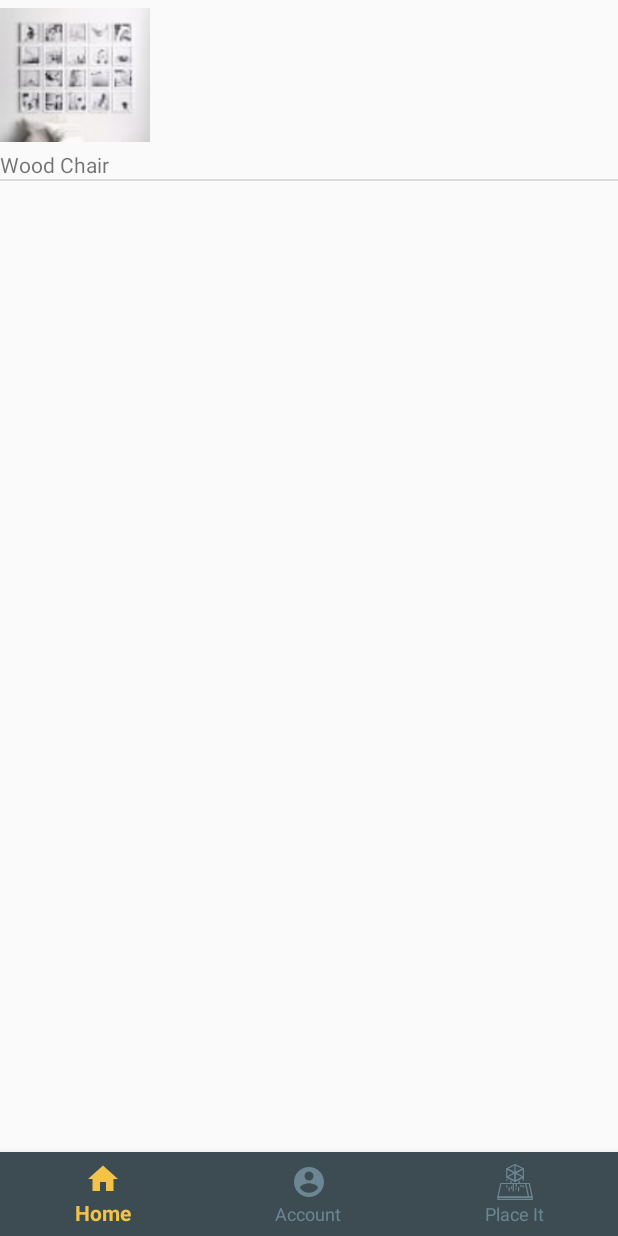
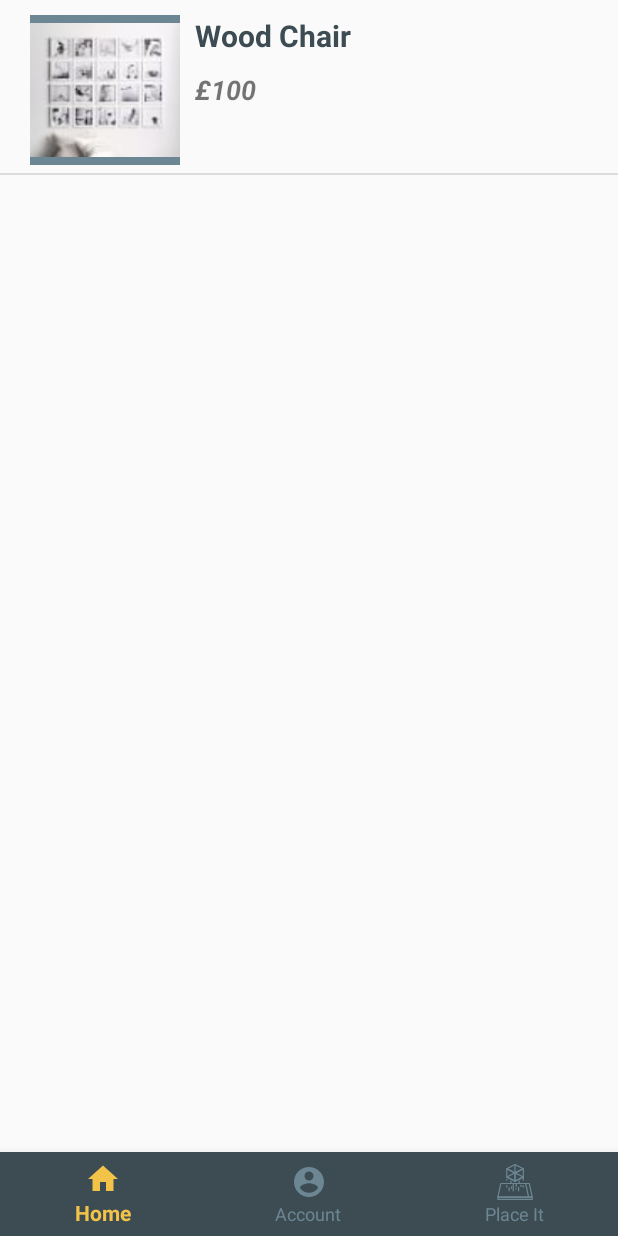
Before and after one commit to trantanhdev/happy_furniture, an Android app: the screen it shows after launch (IndexActivity), on a phone screen of 412 x 824 dp. Run offline under Robolectric (Android 15) with nearby library versions, the phone set to English and light mode, and no system bars; our stand-ins replace Dagger/Hilt's generated code, navigation-ui.

Commit message:
Custom product row

```diff
--- a/app/src/main/res/layout/row_product.xml
+++ b/app/src/main/res/layout/row_product.xml
@@ -1,17 +1,41 @@
 <?xml version="1.0" encoding="utf-8"?>
 <LinearLayout xmlns:android="http://schemas.android.com/apk/res/android"
-    android:orientation="vertical" android:layout_width="match_parent"
-    android:layout_height="match_parent">
+    android:orientation="horizontal" android:layout_width="match_parent"
+    android:layout_height="match_parent"
+    android:paddingTop="10dp"
+    android:paddingLeft="20dp"
+    android:paddingBottom="5dp">
 
   <ImageView
       android:id="@+id/img_profile"
       android:layout_width="100dp"
-      android:layout_height="100dp">
+      android:layout_height="100dp"
+      android:src="@drawable/f_1_1"
+      android:background="@color/colorPrimary"
+      android:layout_marginRight="10dp">
   </ImageView>
-  <TextView
-      android:id="@+id/name"
+
+  <LinearLayout
       android:layout_width="wrap_content"
       android:layout_height="wrap_content"
-      android:text="name">
-  </TextView>
+      android:orientation="vertical">
+    <TextView
+        android:id="@+id/name"
+        android:layout_width="wrap_content"
+        android:layout_height="wrap_content"
+        android:layout_marginBottom="10dp"
+        android:textStyle="bold"
+        android:textSize="20dp"
+        android:textColor="@color/colorPrimaryDark"
+        android:text="Wood Chair">
+    </TextView>
+    <TextView
+        android:id="@+id/price"
+        android:layout_width="wrap_content"
+        android:layout_height="wrap_content"
+        android:textStyle="italic|bold"
+        android:textSize="18dp"
+        android:text="£100">
+    </TextView>
+  </LinearLayout>
 </LinearLayout>
```
